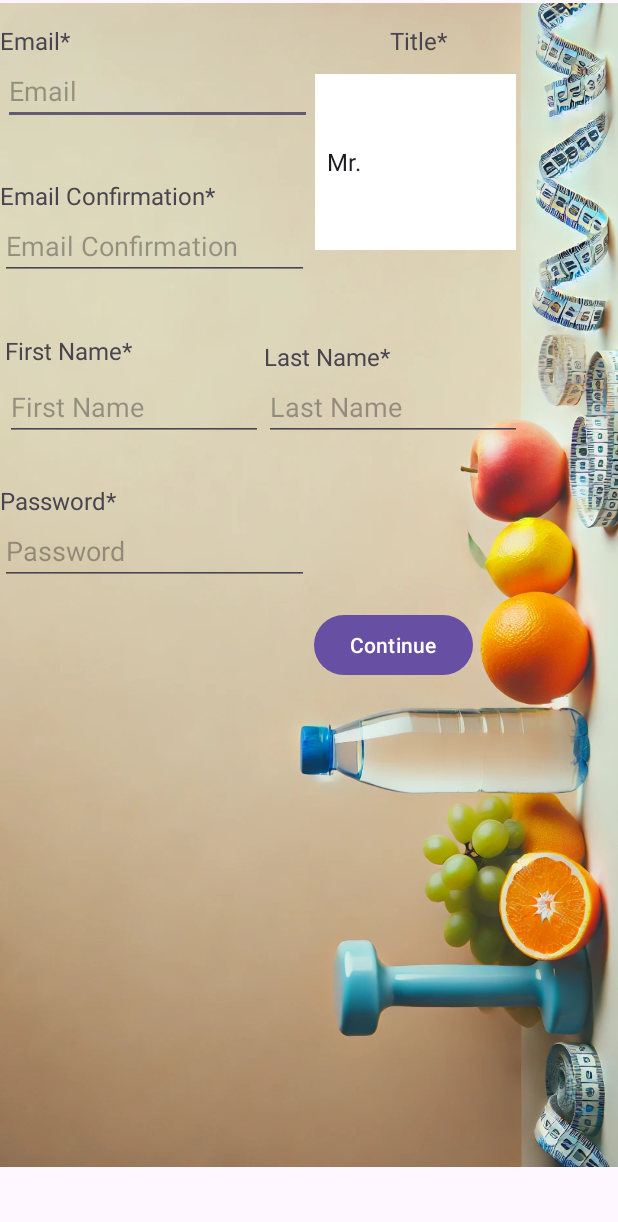
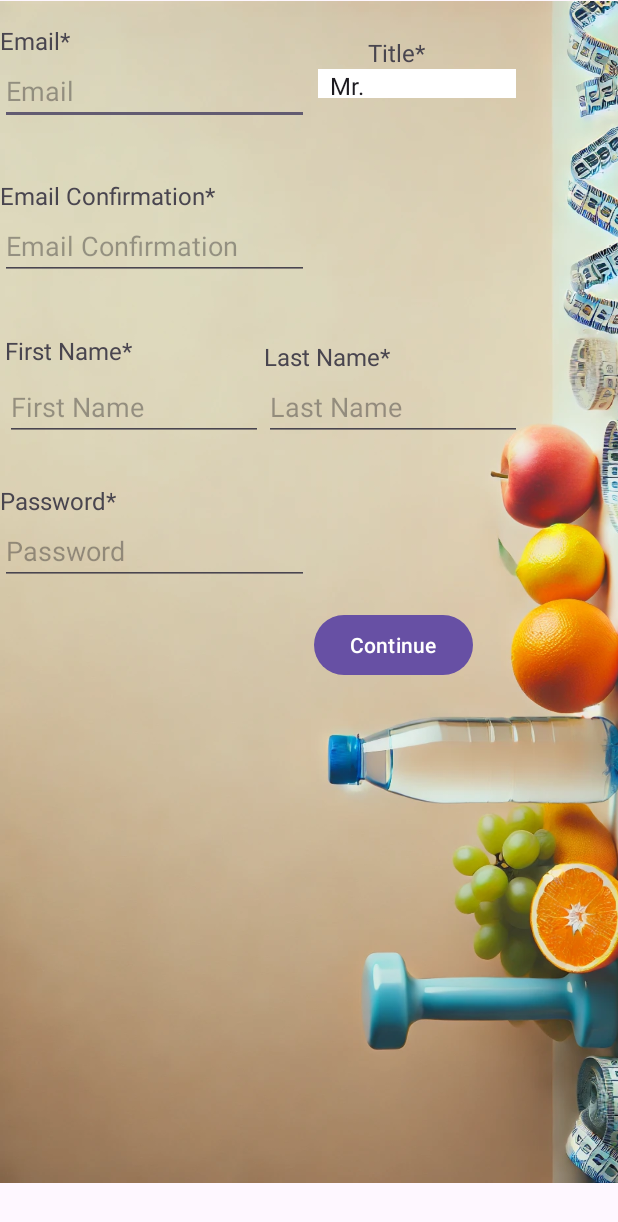
Before and after one commit to YiMingBao0930/groupProject, an Android app: the CreateAccountActivity screen opened directly, with no data from a screen before it, on a phone screen of 412 x 824 dp. Shown: the top 1222 px of the screen. Run offline under Robolectric (Android 15) with nearby library versions, the phone set to English and light mode, and no system bars.

Commit message:
Optimize screen display 11/6

```diff
--- a/app/build.gradle.kts
+++ b/app/build.gradle.kts
@@ -42,6 +42,7 @@ dependencies {
     implementation(libs.material)
     implementation(libs.androidx.activity)
     implementation(libs.androidx.constraintlayout)
+
     testImplementation(libs.junit)
     androidTestImplementation(libs.androidx.junit)
     androidTestImplementation(libs.androidx.espresso.core)
--- a/app/src/main/res/layout/activity_create_account.xml
+++ b/app/src/main/res/layout/activity_create_account.xml
@@ -5,16 +5,20 @@
     android:layout_width="match_parent"
     android:layout_height="match_parent">
 
+    <!-- Email Field -->
+
     <ImageView
         android:id="@+id/imageView2"
-        android:layout_width="455dp"
-        android:layout_height="776dp"
-        app:layout_constraintBottom_toBottomOf="@+id/passwordEditText"
+        android:layout_width="450dp"
+        android:layout_height="789dp"
+
+        app:layout_constraintBaseline_toBaselineOf="parent"
         app:layout_constraintEnd_toEndOf="parent"
+
+        app:layout_constraintHorizontal_bias="0.0"
         app:layout_constraintStart_toStartOf="parent"
-        app:layout_constraintTop_toBottomOf="@+id/passwordEditText"
         app:srcCompat="@drawable/signin" />
-    <!-- Email Field -->
+
     <TextView
         android:id="@+id/emailLabel"
         android:layout_width="wrap_content"
@@ -25,37 +29,38 @@
         app:layout_constraintStart_toStartOf="parent"
         app:layout_constraintTop_toTopOf="parent" />
 
+    <!-- Title Dropdown -->
+
+    <!-- Email Confirmation Field -->
+
     <EditText
         android:id="@+id/emailEditText"
         android:layout_width="0dp"
         android:layout_height="wrap_content"
         android:hint="Email"
         app:layout_constraintEnd_toStartOf="@+id/titleSpinner"
+        app:layout_constraintHorizontal_bias="0.0"
         app:layout_constraintStart_toStartOf="parent"
         app:layout_constraintTop_toBottomOf="@+id/emailLabel"
         app:layout_constraintWidth_percent="0.5" />
-    <!-- Title Dropdown -->
 
     <TextView
         android:id="@+id/titleLabel"
         android:layout_width="wrap_content"
         android:layout_height="wrap_content"
-        android:layout_marginTop="16dp"
-        android:layout_marginBottom="11dp"
+        android:layout_marginTop="24dp"
         android:text="Title*"
         android:textSize="16sp"
-        app:layout_constraintBottom_toTopOf="@+id/titleSpinner"
+
         app:layout_constraintEnd_toEndOf="parent"
-        app:layout_constraintHorizontal_bias="0.315"
+        app:layout_constraintHorizontal_bias="0.234"
         app:layout_constraintStart_toEndOf="@+id/emailEditText"
         app:layout_constraintTop_toTopOf="parent" />
 
-    <!-- Email Confirmation Field -->
-
     <Spinner
         android:id="@+id/titleSpinner"
-        android:layout_width="134dp"
-        android:layout_height="0dp"
+        android:layout_width="132dp"
+        android:layout_height="19dp"
         android:layout_marginEnd="68dp"
         android:layout_marginBottom="657dp"
         android:background="#FFFFFF"
@@ -63,6 +68,7 @@
         app:layout_constraintBottom_toBottomOf="parent"
         app:layout_constraintEnd_toEndOf="parent"
         app:layout_constraintTop_toBottomOf="@+id/titleLabel"
+        app:layout_constraintVertical_bias="0.0"
         app:layout_constraintWidth_percent="0.5" />
 
     <TextView
```
Also changed, not shown: app/src/main/res/layout/activity_app_home_page.xml (+2 -9 lines), app/src/main/res/layout/activity_signin.xml (+8 -6 lines).
